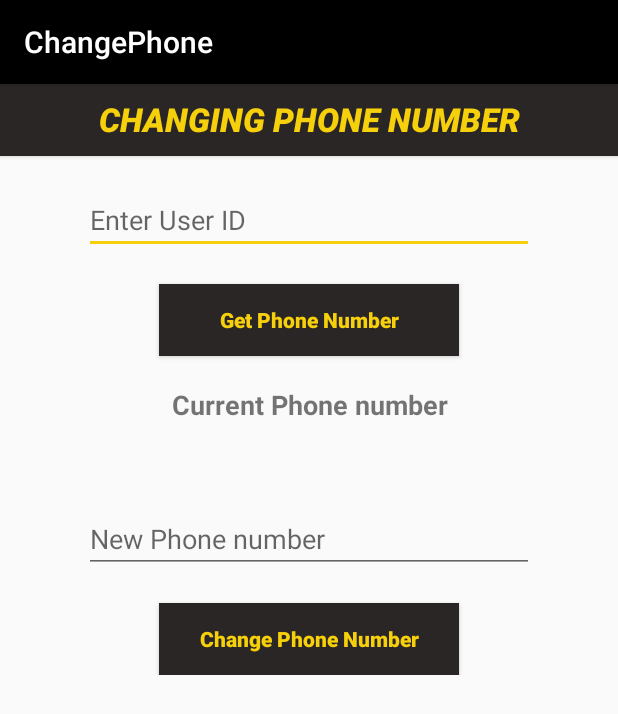
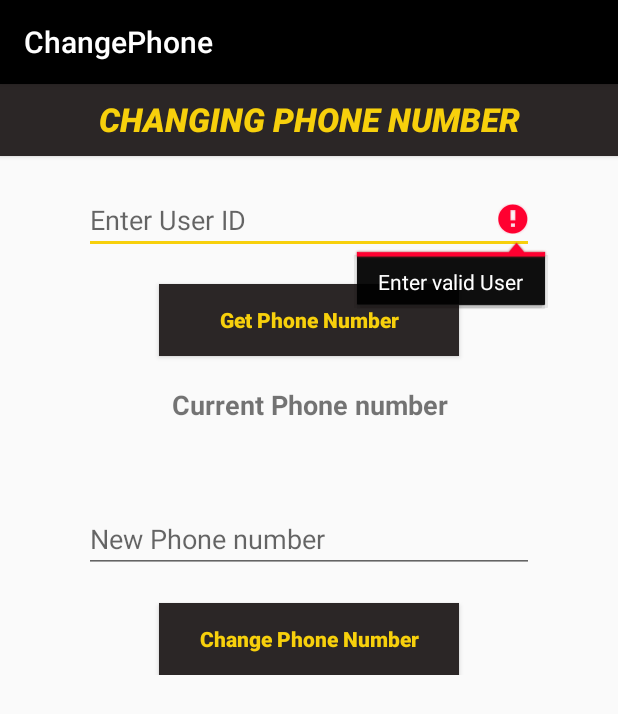
Before and after one commit to SougataGhosh314/ChangePhone, an Android app: the screen it shows after launch (MainActivity), after a tap on "Get Phone Number", on a phone screen of 412 x 824 dp. Shown: the top 714 px of the screen. Run offline under Robolectric (Android 15) with nearby library versions, the phone set to English and light mode, and no system bars; our stand-ins replace Firebase (no records; nobody signed in at launch, a user with empty details on screens opened directly).

Commit message:
commit_2 by master

```diff
--- a/app/src/main/java/com/brainstorm314/sougataghosh/changephone/MainActivity.java
+++ b/app/src/main/java/com/brainstorm314/sougataghosh/changephone/MainActivity.java
@@ -3,6 +3,7 @@ package com.brainstorm314.sougataghosh.changephone;
 import android.support.annotation.NonNull;
 import android.support.v7.app.AppCompatActivity;
 import android.os.Bundle;
+import android.text.TextUtils;
 import android.util.Log;
 import android.view.View;
 import android.widget.Button;
@@ -50,7 +51,12 @@ public class MainActivity extends AppCompatActivity {
         buttonGetPhone.setOnClickListener(new View.OnClickListener() {
             @Override
             public void onClick(View v) {
-                currentUser = editTextUserId.getText().toString().trim();
+                currentUser = editTextUserId.getText().toString().trim().toUpperCase();
+                if (TextUtils.isEmpty(currentUser)){
+                    editTextUserId.setError("Enter valid User");
+                    editTextUserId.requestFocus();
+                    return;
+                }
                 setCurrentPhone();
             }
         });
@@ -58,9 +64,21 @@ public class MainActivity extends AppCompatActivity {
         buttonChangePhone.setOnClickListener(new View.OnClickListener() {
             @Override
             public void onClick(View v) {
-                currentUser = editTextUserId.getText().toString().trim();
+                currentUser = editTextUserId.getText().toString().trim().toUpperCase();
+                if (TextUtils.isEmpty(currentUser)){
+                    editTextUserId.setError("Enter valid User");
+                    editTextUserId.requestFocus();
+                    return;
+                }
+
                 final String u = currentUser;
                 newPhone = editTextNewPhone.getText().toString().trim();
+
+                if(newPhone.length()!=10){
+                    editTextNewPhone.setError("Enter Valid Phone");
+                    editTextNewPhone.requestFocus();
+                    return;
+                }
 
                 usersRef.addListenerForSingleValueEvent(new ValueEventListener() {
                     @Override
@@ -99,7 +117,13 @@ public class MainActivity extends AppCompatActivity {
     }
 
     private void setCurrentPhone(){
-        currentUser = editTextUserId.getText().toString().trim();
+        currentUser = editTextUserId.getText().toString().trim().toUpperCase();
+        if (TextUtils.isEmpty(currentUser)){
+            editTextUserId.setError("Enter valid User");
+            editTextUserId.requestFocus();
+            return;
+        }
+
         final String u = currentUser;
 
         usersRef.addListenerForSingleValueEvent(new ValueEventListener() {
--- a/app/src/main/res/layout/activity_main.xml
+++ b/app/src/main/res/layout/activity_main.xml
@@ -67,6 +67,8 @@
             android:layout_height="wrap_content"
             android:layout_marginTop="20dp"
             android:id="@+id/editTextNewPhone"
+            android:inputType="number"
+            android:maxLength="10"
             android:hint="New Phone number"/>
 
         <Button
```
